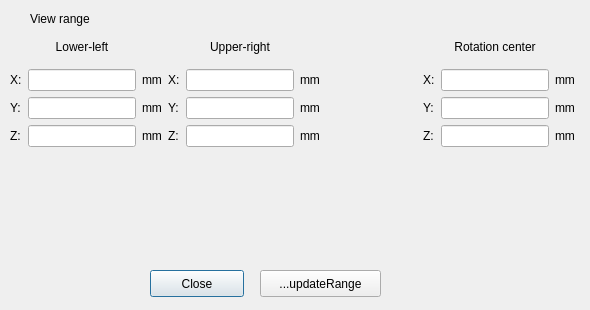
First picture: the form in src/gui/RasterWindow/acameracontroldialog.ui, repository andrmor/ANTS2, before the edit.
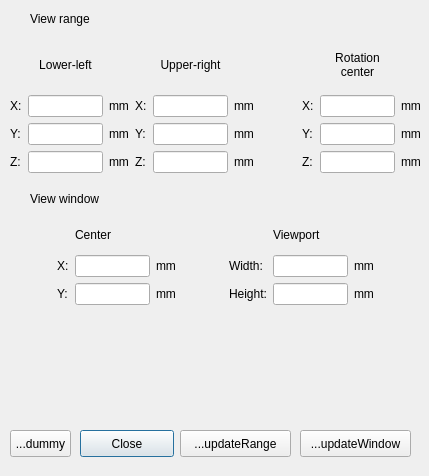
Second picture: the form after the edit.

```diff
--- a/src/gui/RasterWindow/acameracontroldialog.ui
+++ b/src/gui/RasterWindow/acameracontroldialog.ui
@@ -6,8 +6,8 @@
    <rect>
     <x>0</x>
     <y>0</y>
-    <width>590</width>
-    <height>310</height>
+    <width>429</width>
+    <height>476</height>
    </rect>
   </property>
   <property name="windowTitle">
@@ -16,8 +16,8 @@
   <widget class="QPushButton" name="pbClose">
    <property name="geometry">
     <rect>
-     <x>150</x>
-     <y>270</y>
+     <x>80</x>
+     <y>430</y>
      <width>94</width>
      <height>27</height>
     </rect>
@@ -42,9 +42,9 @@
   <widget class="QPushButton" name="pbUpdateRange">
    <property name="geometry">
     <rect>
-     <x>260</x>
-     <y>270</y>
-     <width>121</width>
+     <x>180</x>
+     <y>430</y>
+     <width>111</width>
      <height>27</height>
     </rect>
    </property>
@@ -52,13 +52,52 @@
     <string>...updateRange</string>
    </property>
   </widget>
+  <widget class="QPushButton" name="pbDummy">
+   <property name="geometry">
+    <rect>
+     <x>10</x>
+     <y>430</y>
+     <width>61</width>
+     <height>27</height>
+    </rect>
+   </property>
+   <property name="text">
+    <string>...dummy</string>
+   </property>
+  </widget>
+  <widget class="QLabel" name="label_23">
+   <property name="geometry">
+    <rect>
+     <x>30</x>
+     <y>190</y>
+     <width>131</width>
+     <height>17</height>
+    </rect>
+   </property>
+   <property name="text">
+    <string>View window</string>
+   </property>
+  </widget>
+  <widget class="QPushButton" name="pbUpdateWindow">
+   <property name="geometry">
+    <rect>
+     <x>300</x>
+     <y>430</y>
+     <width>111</width>
+     <height>27</height>
+    </rect>
+   </property>
+   <property name="text">
+    <string>...updateWindow</string>
+   </property>
+  </widget>
   <widget class="QWidget" name="">
    <property name="geometry">
     <rect>
      <x>10</x>
-     <y>30</y>
-     <width>565</width>
-     <height>117</height>
+     <y>40</y>
+     <width>411</width>
+     <height>133</height>
     </rect>
    </property>
    <layout class="QHBoxLayout" name="horizontalLayout">
@@ -92,7 +131,14 @@
        </widget>
       </item>
       <item row="1" column="1">
-       <widget class="QLineEdit" name="ledRangeLX"/>
+       <widget class="QLineEdit" name="ledRangeLX">
+        <property name="maximumSize">
+         <size>
+          <width>75</width>
+          <height>16777215</height>
+         </size>
+        </property>
+       </widget>
       </item>
       <item row="1" column="2">
        <widget class="QLabel" name="label_4">
@@ -109,7 +155,14 @@
        </widget>
       </item>
       <item row="1" column="4">
-       <widget class="QLineEdit" name="ledRangeUX"/>
+       <widget class="QLineEdit" name="ledRangeUX">
+        <property name="maximumSize">
+         <size>
+          <width>75</width>
+          <height>16777215</height>
+         </size>
+        </property>
+       </widget>
       </item>
       <item row="1" column="5">
        <widget class="QLabel" name="label_7">
@@ -126,7 +179,14 @@
        </widget>
       </item>
       <item row="2" column="1">
-       <widget class="QLineEdit" name="ledRangeLY"/>
+       <widget class="QLineEdit" name="ledRangeLY">
+        <property name="maximumSize">
+         <size>
+          <width>75</width>
+          <height>16777215</height>
+         </size>
+        </property>
+       </widget>
       </item>
       <item row="2" column="2">
        <widget class="QLabel" name="label_5">
@@ -143,7 +203,14 @@
        </widget>
       </item>
       <item row="2" column="4">
-       <widget class="QLineEdit" name="ledRangeUY"/>
+       <widget class="QLineEdit" name="ledRangeUY">
+        <property name="maximumSize">
+         <size>
+          <width>75</width>
+          <height>16777215</height>
+         </size>
+        </property>
+       </widget>
       </item>
       <item row="2" column="5">
        <widget class="QLabel" name="label_11">
@@ -160,7 +227,14 @@
        </widget>
       </item>
       <item row="3" column="1">
-       <widget class="QLineEdit" name="ledRangeLZ"/>
+       <widget class="QLineEdit" name="ledRangeLZ">
+        <property name="maximumSize">
+         <size>
+          <width>75</width>
+          <height>16777215</height>
+         </size>
+        </property>
+       </widget>
       </item>
       <item row="3" column="2">
        <widget class="QLabel" name="label_6">
@@ -177,7 +251,14 @@
        </widget>
       </item>
       <item row="3" column="4">
-       <widget class="QLineEdit" name="ledRangeUZ"/>
+       <widget class="QLineEdit" name="ledRangeUZ">
+        <property name="maximumSize">
+         <size>
+          <width>75</width>
+          <height>16777215</height>
+         </size>
+        </property>
+       </widget>
       </item>
       <item row="3" column="5">
        <widget class="QLabel" name="label_10">
@@ -206,7 +287,8 @@
       <item row="0" column="1">
        <widget class="QLabel" name="label_21">
         <property name="text">
-         <string>Rotation center</string>
+         <string>Rotation
+center</string>
         </property>
         <property name="alignment">
          <set>Qt::AlignCenter</set>
@@ -221,7 +303,14 @@
        </widget>
       </item>
       <item row="1" column="1">
-       <widget class="QLineEdit" name="ledCenterX"/>
+       <widget class="QLineEdit" name="ledCenterX">
+        <property name="maximumSize">
+         <size>
+          <width>75</width>
+          <height>16777215</height>
+         </size>
+        </property>
+       </widget>
       </item>
       <item row="1" column="2">
        <widget class="QLabel" name="label_16">
@@ -238,7 +327,14 @@
        </widget>
       </item>
       <item row="2" column="1">
-       <widget class="QLineEdit" name="ledCenterY"/>
+       <widget class="QLineEdit" name="ledCenterY">
+        <property name="maximumSize">
+         <size>
+          <width>75</width>
+          <height>16777215</height>
+         </size>
+        </property>
+       </widget>
       </item>
       <item row="2" column="2">
        <widget class="QLabel" name="label_17">
@@ -255,7 +351,14 @@
        </widget>
       </item>
       <item row="3" column="1">
-       <widget class="QLineEdit" name="ledCenterZ"/>
+       <widget class="QLineEdit" name="ledCenterZ">
+        <property name="maximumSize">
+         <size>
+          <width>75</width>
+          <height>16777215</height>
+         </size>
+        </property>
+       </widget>
       </item>
       <item row="3" column="2">
        <widget class="QLabel" name="label_15">
@@ -268,6 +371,175 @@
     </item>
    </layout>
   </widget>
+  <widget class="QWidget" name="">
+   <property name="geometry">
+    <rect>
+     <x>10</x>
+     <y>220</y>
+     <width>411</width>
+     <height>85</height>
+    </rect>
+   </property>
+   <layout class="QHBoxLayout" name="horizontalLayout_2">
+    <item>
+     <spacer name="horizontalSpacer_2">
+      <property name="orientation">
+       <enum>Qt::Horizontal</enum>
+      </property>
+      <property name="sizeHint" stdset="0">
+       <size>
+        <width>13</width>
+        <height>20</height>
+       </size>
+      </property>
+     </spacer>
+    </item>
+    <item>
+     <layout class="QGridLayout" name="gridLayout_3">
+      <item row="0" column="1">
+       <widget class="QLabel" name="label_24">
+        <property name="text">
+         <string>Center</string>
+        </property>
+       </widget>
+      </item>
+      <item row="1" column="0">
+       <widget class="QLabel" name="label_25">
+        <property name="text">
+         <string>X:</string>
+        </property>
+       </widget>
+      </item>
+      <item row="1" column="1">
+       <widget class="QLineEdit" name="ledWx">
+        <property name="maximumSize">
+         <size>
+          <width>75</width>
+          <height>16777215</height>
+         </size>
+        </property>
+       </widget>
+      </item>
+      <item row="1" column="2">
+       <widget class="QLabel" name="label_29">
+        <property name="text">
+         <string>mm</string>
+        </property>
+       </widget>
+      </item>
+      <item row="2" column="0">
+       <widget class="QLabel" name="label_26">
+        <property name="text">
+         <string>Y:</string>
+        </property>
+       </widget>
+      </item>
+      <item row="2" column="1">
+       <widget class="QLineEdit" name="ledWy">
+        <property name="maximumSize">
+         <size>
+          <width>75</width>
+          <height>16777215</height>
+         </size>
+        </property>
+       </widget>
+      </item>
+      <item row="2" column="2">
+       <widget class="QLabel" name="label_30">
+        <property name="text">
+         <string>mm</string>
+        </property>
+       </widget>
+      </item>
+     </layout>
+    </item>
+    <item>
+     <spacer name="horizontalSpacer_3">
+      <property name="orientation">
+       <enum>Qt::Horizontal</enum>
+      </property>
+      <property name="sizeHint" stdset="0">
+       <size>
+        <width>13</width>
+        <height>20</height>
+       </size>
+      </property>
+     </spacer>
+    </item>
+    <item>
+     <layout class="QGridLayout" name="gridLayout_4">
+      <item row="0" column="1">
+       <widget class="QLabel" name="label_33">
+        <property name="text">
+         <string>Viewport</string>
+        </property>
+       </widget>
+      </item>
+      <item row="1" column="0">
+       <widget class="QLabel" name="label_27">
+        <property name="text">
+         <string>Width:</string>
+        </property>
+       </widget>
+      </item>
+      <item row="1" column="1">
+       <widget class="QLineEdit" name="ledWw">
+        <property name="maximumSize">
+         <size>
+          <width>75</width>
+          <height>16777215</height>
+         </size>
+        </property>
+       </widget>
+      </item>
+      <item row="1" column="2">
+       <widget class="QLabel" name="label_32">
+        <property name="text">
+         <string>mm</string>
+        </property>
+       </widget>
+      </item>
+      <item row="2" column="0">
+       <widget class="QLabel" name="label_28">
+        <property name="text">
+         <string>Height:</string>
+        </property>
+       </widget>
+      </item>
+      <item row="2" column="1">
+       <widget class="QLineEdit" name="ledWh">
+        <property name="maximumSize">
+         <size>
+          <width>75</width>
+          <height>16777215</height>
+         </size>
+        </property>
+       </widget>
+      </item>
+      <item row="2" column="2">
+       <widget class="QLabel" name="label_31">
+        <property name="text">
+         <string>mm</string>
+        </property>
+       </widget>
+      </item>
+     </layout>
+    </item>
+    <item>
+     <spacer name="horizontalSpacer_4">
+      <property name="orientation">
+       <enum>Qt::Horizontal</enum>
+      </property>
+      <property name="sizeHint" stdset="0">
+       <size>
+        <width>40</width>
+        <height>20</height>
+       </size>
+      </property>
+     </spacer>
+    </item>
+   </layout>
+  </widget>
  </widget>
  <resources/>
  <connections>
```
